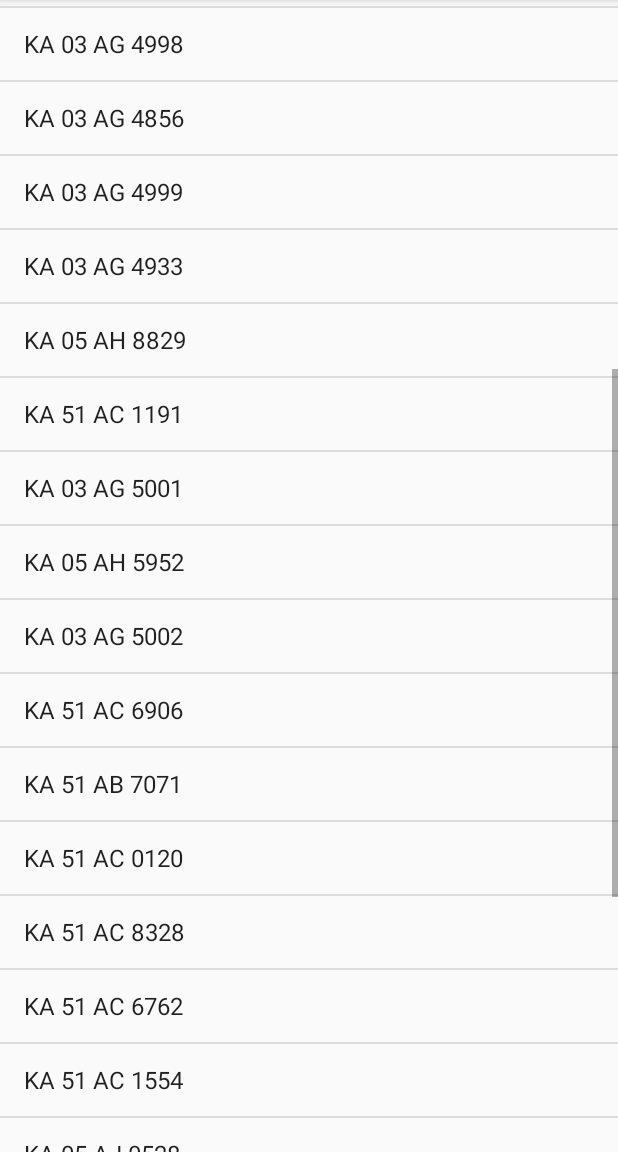
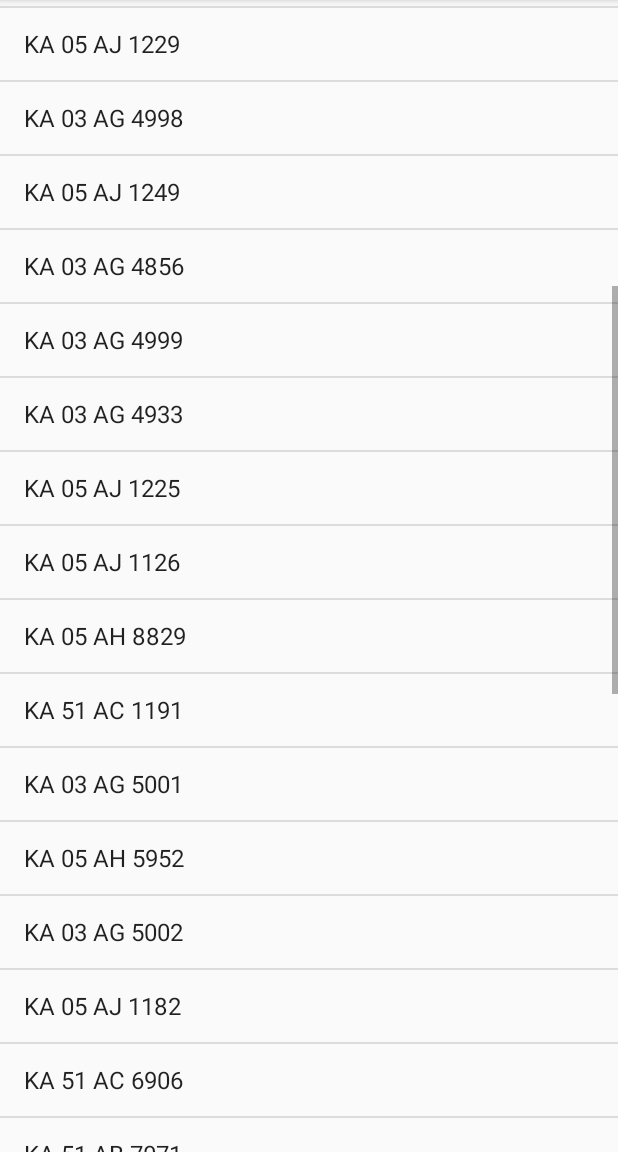
Before and after one commit to chandrasekarvogo/vogoBleTest, an Android app: the screen it shows after launch (MainActivity), scrolled down 537 dp, on a phone screen of 412 x 824 dp, the part 84-1236 px from its top. Run offline under Robolectric (Android 15) with nearby library versions, the phone set to English and light mode, and no system bars.

Commit message:
added set3 Vehicles

```diff
--- a/app/src/main/java/com/vogo/vogobletest/BLEConnection.java
+++ b/app/src/main/java/com/vogo/vogobletest/BLEConnection.java
@@ -177,7 +177,12 @@ public class BLEConnection extends AppCompatActivity {
         public void onCharacteristicChanged(BluetoothGatt gatt, BluetoothGattCharacteristic characteristic) {
             super.onCharacteristicChanged(gatt, characteristic);
             Log.i("onCharacteristic", new String(characteristic.getValue()));
-            //tvDataTransferTime.setText(System.currentTimeMillis()-dataTransferTimeStart + " ms");
+            runOnUiThread(new Runnable() {
+                @Override
+                public void run() {
+                    tvDataTransferTime.setText(System.currentTimeMillis()-dataTransferTimeStart + " ms");
+                }
+            });
             broadcastUpdate(ACTION_DATA_AVAILABLE, characteristic);
         }
     };
--- a/app/src/main/java/com/vogo/vogobletest/MainActivity.java
+++ b/app/src/main/java/com/vogo/vogobletest/MainActivity.java
@@ -180,6 +180,45 @@ public class MainActivity extends AppCompatActivity {
             "  {\n" +
             "    \"mac\": \"D8:A9:8B:B0:DE:E8\",\n" +
             "    \"vehicle\": \"KA 51 AC 7275\"\n" +
+            "  },{\n" +
+            "    \"mac\": \"90:E2:02:02:0A:57\",\n" +
+            "    \"vehicle\": \"KA 05 AJ 1182\"\n" +
+            "  },\n" +
+            "  {\n" +
+            "    \"mac\": \"D8:A9:8B:B1:3E:37\",\n" +
+            "    \"vehicle\": \"KA 05 AJ 1152\"\n" +
+            "  },\n" +
+            "  {\n" +
+            "    \"mac\": \"6C:C3:74:F4:B4:AA\",\n" +
+            "    \"vehicle\": \"KA 05 AJ 1225\"\n" +
+            "  },\n" +
+            "  {\n" +
+            "    \"mac\": \"90:E2:02:01:BB:28\",\n" +
+            "    \"vehicle\": \"KA 05 AJ 1249\"\n" +
+            "  },\n" +
+            "  {\n" +
+            "    \"mac\": \"D8:A9:8B:B0:D5:AE\",\n" +
+            "    \"vehicle\": \"KA 05 AJ 1175\"\n" +
+            "  },\n" +
+            "  {\n" +
+            "    \"mac\": \"D8:A9:8B:C2:C9:FD\",\n" +
+            "    \"vehicle\": \"KA 05 AJ 1252\"\n" +
+            "  },\n" +
+            "  {\n" +
+            "    \"mac\": \"90:E2:02:02:0A:6A\",\n" +
+            "    \"vehicle\": \"KA 05 AJ 1126\"\n" +
+            "  },\n" +
+            "  {\n" +
+            "    \"mac\": \"90:E2:02:05:2A:C8\",\n" +
+            "    \"vehicle\": \"KA 05 AJ 1229\"\n" +
+            "  },\n" +
+            "  {\n" +
+            "    \"mac\": \"6C:C3:74:F4:55:C6\",\n" +
+            "    \"vehicle\": \"KA 05 AJ 1217\"\n" +
+            "  },\n" +
+            "  {\n" +
+            "    \"mac\": \"6C:C3:74:F3:D0:07\",\n" +
+            "    \"vehicle\": \"KA 05 AJ 1136\"\n" +
             "  }]}";
     @Override
     protected void onCreate(Bundle savedInstanceState) {
--- a/app/src/main/java/com/vogo/vogobletest/Settings.java
+++ b/app/src/main/java/com/vogo/vogobletest/Settings.java
@@ -179,9 +179,9 @@ public class Settings extends AppCompatActivity {
         commandByte.setText(sharedPreferences.getString(COMMAND_BYTE,"63"));
         dataByte.setText(sharedPreferences.getString(DATA_BYTE,"62"));
         delay.setText(String.valueOf(sharedPreferences.getInt(DELAY,100)));
-        timeout.setText(String.valueOf(sharedPreferences.getInt(TIMEOUT,1000*20)));
+        timeout.setText(String.valueOf(sharedPreferences.getInt(TIMEOUT,1000*2)));
         datalength.setText(String.valueOf(sharedPreferences.getInt(DATA_LENGTH,4)));
-        retry.setText(String.valueOf(sharedPreferences.getInt(RETRY,1)));
+        retry.setText(String.valueOf(sharedPreferences.getInt(RETRY,10)));
 
         etStartTx.setText(sharedPreferences.getString(START_TX,"41"));
         etStartRx.setText(sharedPreferences.getString(START_RX,"2A"));
```
